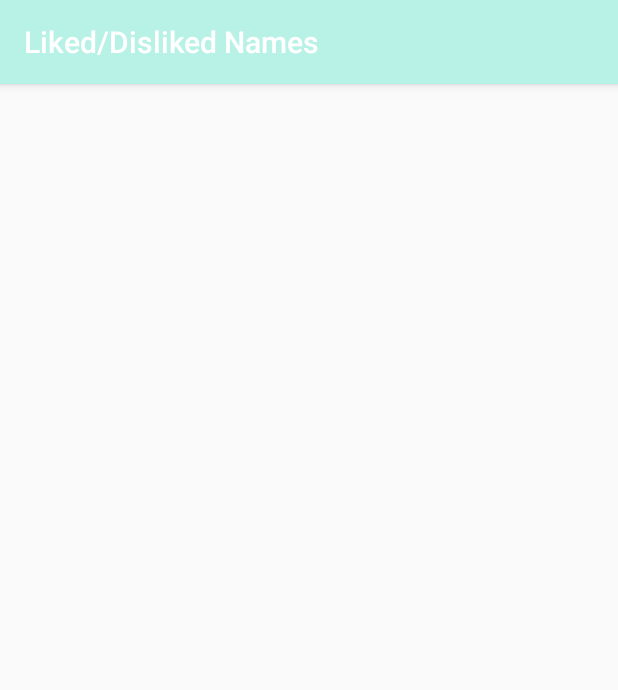
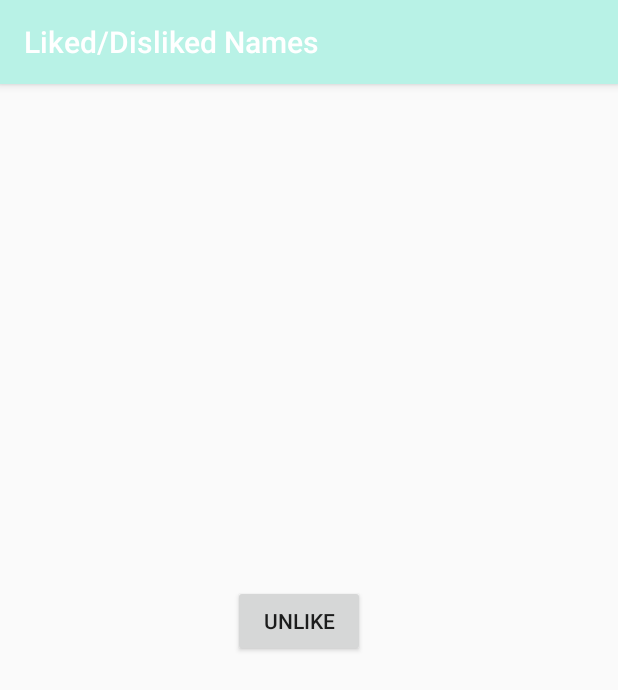
Before and after one commit to mitchellkottke/SoftwareEngineeringFinal, an Android app: the LikedNames screen opened directly, with no data from a screen before it, on a phone screen of 412 x 824 dp. Shown: the top 690 px of the screen. Run offline under Robolectric (Android 15) with nearby library versions, the phone set to English and light mode, and no system bars; network calls fail.

Commit message:
Just got the recyclerView started

```diff
--- a/android_stuff/app/src/main/java/com/example/sasha/finalsoftware/LikedNames.java
+++ b/android_stuff/app/src/main/java/com/example/sasha/finalsoftware/LikedNames.java
@@ -4,11 +4,38 @@ import android.support.v7.app.AppCompatActivity;
 import android.os.Bundle;
 import com.example.cs4531.finalsoftware.R;
 
+import android.support.v7.widget.LinearLayoutManager;
+import android.support.v7.widget.RecyclerView;
+import android.view.MenuItem;
+import android.view.View;
+import android.widget.Button;
+import android.widget.PopupMenu;
+import android.widget.TextView;
+import android.widget.Toast;
+
+
 public class LikedNames extends AppCompatActivity {
+
+    private Button unLike;
+    private RecyclerView mRecycleView;
+    //private ExampleAdapter mAdapter;
+    private RecyclerView.LayoutManager mLayoutManager;
+
 
     @Override
     protected void onCreate(Bundle savedInstanceState) {
+        unLike = (Button)findViewById(R.id.unLikeButton);
+
         super.onCreate(savedInstanceState);
         setContentView(R.layout.activity_liked_names);
+
+        mRecycleView = findViewById(R.id.recyclerView);
+        mRecycleView.setHasFixedSize(true);
+        mLayoutManager = new LinearLayoutManager(LikedNames.this);
+        //mAdapter = new ExampleAdapter(exampleList);
+
+        mRecycleView.setLayoutManager(mLayoutManager);
+        //mRecycleView.setAdapter(mAdapter);
+
     }
 }
--- a/android_stuff/app/src/main/java/com/example/sasha/finalsoftware/NamesListedActivity.java
+++ b/android_stuff/app/src/main/java/com/example/sasha/finalsoftware/NamesListedActivity.java
@@ -3,6 +3,7 @@ package com.example.sasha.finalsoftware;
 import android.content.Intent;
 import android.os.Bundle;
 import com.example.cs4531.finalsoftware.R;
+
 
 //import androidx.appcompat.app.AppCompatActivity;
 import android.support.v7.app.AppCompatActivity;
--- a/android_stuff/app/src/main/res/layout/activity_liked_names.xml
+++ b/android_stuff/app/src/main/res/layout/activity_liked_names.xml
@@ -6,4 +6,28 @@
     android:layout_height="match_parent"
     tools:context="com.example.sasha.finalsoftware.LikedNames">
 
+    <Button
+        android:id="@+id/unLikeButton"
+        android:layout_width="wrap_content"
+        android:layout_height="wrap_content"
+        android:layout_marginStart="160dp"
+        android:layout_marginEnd="174dp"
+        android:layout_marginBottom="386dp"
+        android:text="Unlike"
+        app:layout_constraintBottom_toBottomOf="parent"
+        app:layout_constraintEnd_toEndOf="parent"
+        app:layout_constraintStart_toStartOf="parent" />
+
+    <android.support.v7.widget.RecyclerView
+        android:id="@+id/recyclerView"
+        android:layout_width="44dp"
+        android:layout_height="199dp"
+        android:layout_marginStart="1dp"
+        android:layout_marginTop="1dp"
+        android:layout_marginEnd="377dp"
+        android:layout_marginBottom="531dp"
+        app:layout_constraintBottom_toBottomOf="parent"
+        app:layout_constraintEnd_toEndOf="parent"
+        app:layout_constraintStart_toStartOf="parent"
+        app:layout_constraintTop_toTopOf="parent" />
 </android.support.constraint.ConstraintLayout>
--- a/android_stuff/app/src/main/res/layout/names_listed.xml
+++ b/android_stuff/app/src/main/res/layout/names_listed.xml
@@ -17,4 +17,5 @@
         app:layout_constraintEnd_toEndOf="parent"
         app:layout_constraintStart_toStartOf="parent"
         app:layout_constraintTop_toTopOf="parent" />
+
 </android.support.constraint.ConstraintLayout>
```
Also changed, not shown: 1 other file.
